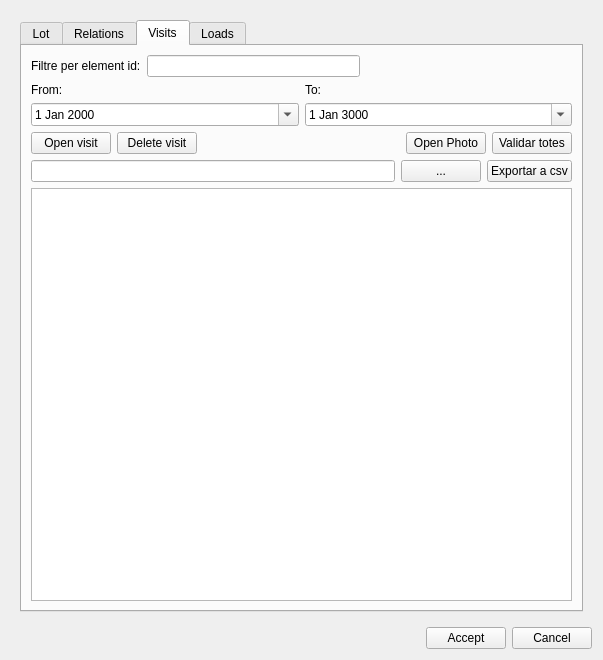
This is ui/add_lot.ui in Giswater/giswater_qgis_plugin as Qt 5 draws it before an edit. The edited form follows.
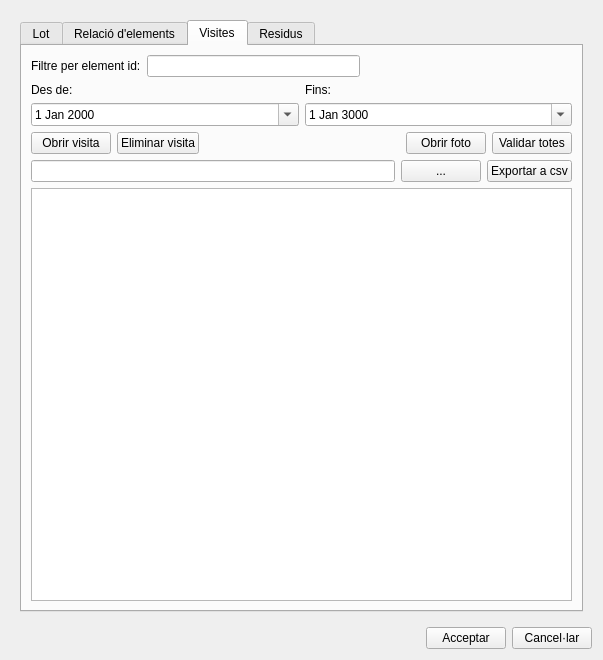
This is the edited form. The open tabs and pages were chosen to show the change. Icons and pictures are not drawn.

Commit message: Translate lot forms to catalan

```diff
--- a/ui/add_lot.ui
+++ b/ui/add_lot.ui
@@ -716,7 +716,7 @@
         </widget>
         <widget class="QWidget" name="RelationsTab">
          <attribute name="title">
-          <string>Relations</string>
+          <string>Relació d'elements</string>
          </attribute>
          <layout class="QVBoxLayout" name="verticalLayout_4">
           <item>
@@ -859,7 +859,7 @@
         </widget>
         <widget class="QWidget" name="VisitsTab">
          <attribute name="title">
-          <string>Visits</string>
+          <string>Visites</string>
          </attribute>
          <layout class="QVBoxLayout" name="verticalLayout_5">
           <item>
@@ -896,7 +896,7 @@
               <item>
                <widget class="QLabel" name="label_data_event_from">
                 <property name="text">
-                 <string>From:</string>
+                 <string>Des de:</string>
                 </property>
                </widget>
               </item>
@@ -914,7 +914,7 @@
               <item>
                <widget class="QLabel" name="label_data_event_to">
                 <property name="text">
-                 <string>To:</string>
+                 <string>Fins:</string>
                 </property>
                </widget>
               </item>
@@ -941,14 +941,14 @@
             <item>
              <widget class="QPushButton" name="btn_open_visit">
               <property name="text">
-               <string>Open visit</string>
+               <string>Obrir visita</string>
               </property>
              </widget>
             </item>
             <item>
              <widget class="QPushButton" name="btn_delete_visit">
               <property name="text">
-               <string>Delete visit</string>
+               <string>Eliminar visita</string>
               </property>
              </widget>
             </item>
@@ -968,7 +968,7 @@
             <item>
              <widget class="QPushButton" name="btn_open_photo">
               <property name="text">
-               <string>Open Photo</string>
+               <string>Obrir foto</string>
               </property>
              </widget>
             </item>
@@ -1017,7 +1017,7 @@
         </widget>
         <widget class="QWidget" name="LoadsTab">
          <attribute name="title">
-          <string>Loads</string>
+          <string>Residus</string>
          </attribute>
          <layout class="QGridLayout" name="gridLayout_4">
           <item row="0" column="0">
@@ -1076,14 +1076,14 @@
      <item>
       <widget class="QPushButton" name="btn_accept">
        <property name="text">
-        <string>Accept</string>
+        <string>Acceptar</string>
        </property>
       </widget>
      </item>
      <item>
       <widget class="QPushButton" name="btn_cancel">
        <property name="text">
-        <string>Cancel</string>
+        <string>Cancel·lar</string>
        </property>
       </widget>
      </item>
```
Left out of the diff: 10 changed lines with no effect on the pictures. The commit also changes 3 other files.
